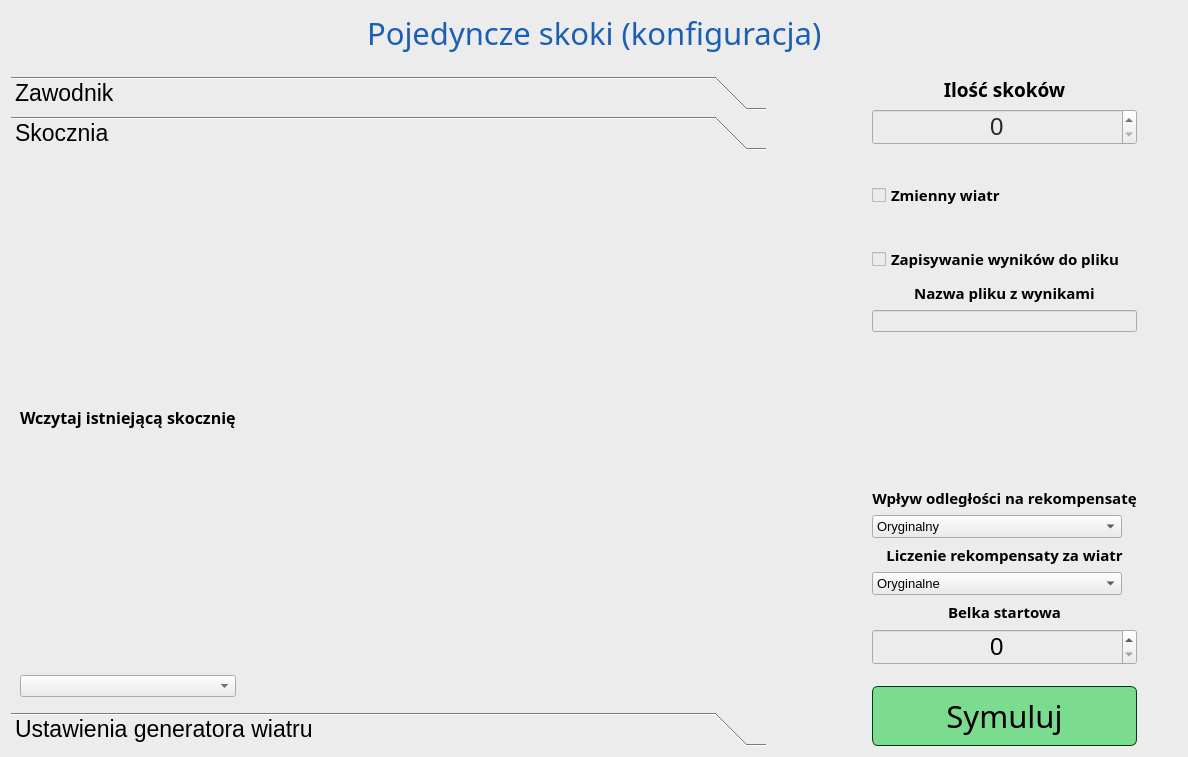
This is UI/SingleJumps/SingleJumpsConfigWindow.ui in SiekamCebule/sj-sim as Qt 5 draws it before an edit. The edited form follows.
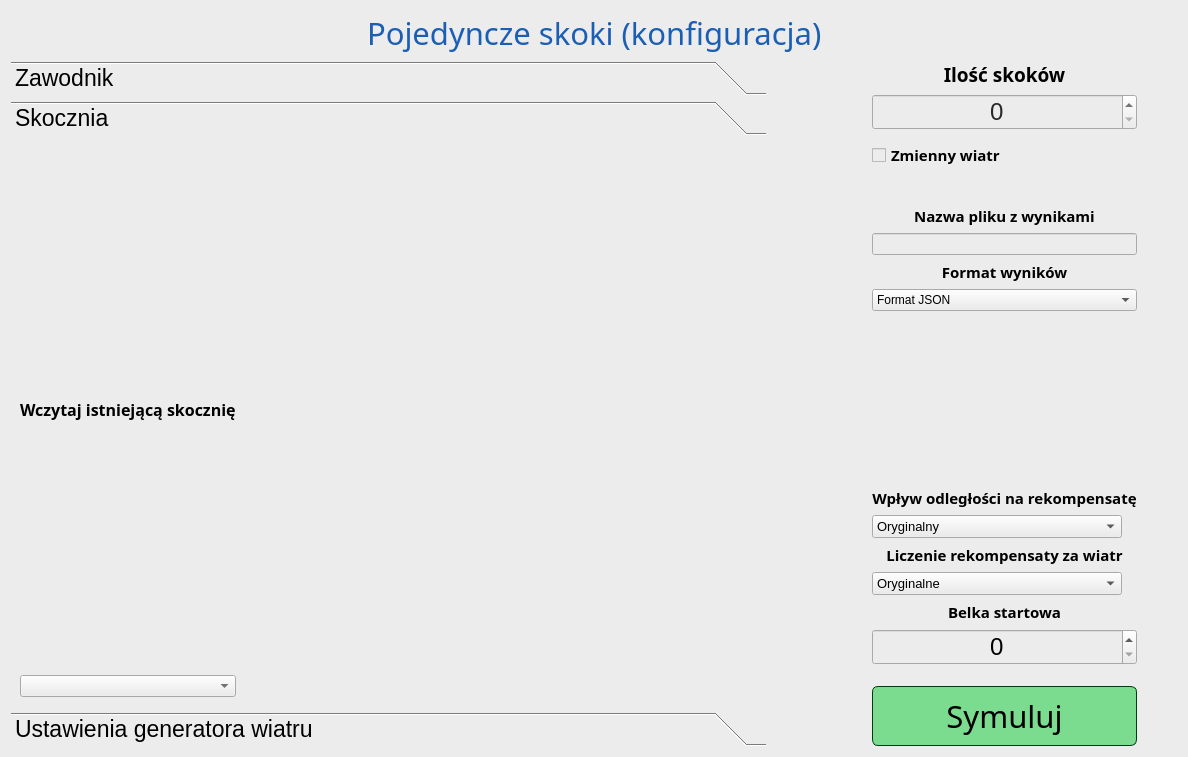
This is the edited form. The open tabs and pages were chosen to show the change.

Commit message: Zapisywanie wyników pojedynczych skoków do pliku (W formacie JSON)

The edit to the form file:
```diff
--- a/UI/SingleJumps/SingleJumpsConfigWindow.ui
+++ b/UI/SingleJumps/SingleJumpsConfigWindow.ui
@@ -31,7 +31,7 @@
   <property name="styleSheet">
    <string notr="true">background-color: rgb(236, 236, 236);</string>
   </property>
-  <layout class="QVBoxLayout" name="verticalLayout_8">
+  <layout class="QVBoxLayout" name="verticalLayout_9">
    <item>
     <layout class="QHBoxLayout" name="horizontalLayout_title">
      <item>
@@ -81,22 +81,6 @@
      </item>
     </layout>
    </item>
-   <item>
-    <spacer name="verticalSpacer">
-     <property name="orientation">
-      <enum>Qt::Vertical</enum>
-     </property>
-     <property name="sizeType">
-      <enum>QSizePolicy::Maximum</enum>
-     </property>
-     <property name="sizeHint" stdset="0">
-      <size>
-       <width>20</width>
-       <height>15</height>
-      </size>
-     </property>
-    </spacer>
-   </item>
    <item>
     <layout class="QHBoxLayout" name="horizontalLayout_underTitle">
      <item>
@@ -183,8 +167,8 @@
          <rect>
           <x>0</x>
           <y>0</y>
-          <width>752</width>
-          <height>549</height>
+          <width>295</width>
+          <height>617</height>
          </rect>
         </property>
         <attribute name="label">
@@ -346,7 +330,7 @@
          <property name="sizeHint" stdset="0">
           <size>
            <width>20</width>
-           <height>30</height>
+           <height>5</height>
           </size>
          </property>
         </spacer>
@@ -403,45 +387,6 @@
          </property>
         </spacer>
        </item>
-       <item>
-        <widget class="QCheckBox" name="checkBox_saveResultsFile">
-         <property name="sizePolicy">
-          <sizepolicy hsizetype="Minimum" vsizetype="Minimum">
-           <horstretch>0</horstretch>
-           <verstretch>0</verstretch>
-          </sizepolicy>
-         </property>
-         <property name="font">
-          <font>
-           <family>Quicksand Medium</family>
-           <pointsize>11</pointsize>
-           <bold>true</bold>
-          </font>
-         </property>
-         <property name="styleSheet">
-          <string notr="true">color: black;</string>
-         </property>
-         <property name="text">
-          <string>Zapisywanie wyników do pliku</string>
-         </property>
-        </widget>
-       </item>
-       <item>
-        <spacer name="verticalSpacer_5">
-         <property name="orientation">
-          <enum>Qt::Vertical</enum>
-         </property>
-         <property name="sizeType">
-          <enum>QSizePolicy::Maximum</enum>
-         </property>
-         <property name="sizeHint" stdset="0">
-          <size>
-           <width>20</width>
-           <height>3</height>
-          </size>
-         </property>
-        </spacer>
-       </item>
        <item>
         <layout class="QVBoxLayout" name="verticalLayout">
          <item>
@@ -479,7 +424,10 @@
             </sizepolicy>
            </property>
            <property name="styleSheet">
-            <string notr="true">color: black;</string>
+            <string notr="true">QLineEdit{color: black;
+}
+QLineEdit::placeholder{color: rgb(135, 135, 135);
+}</string>
            </property>
            <property name="maxLength">
             <number>50</number>
@@ -494,6 +442,53 @@
          </item>
         </layout>
        </item>
+       <item>
+        <layout class="QVBoxLayout" name="verticalLayout_8">
+         <item>
+          <widget class="QLabel" name="label_resultsFileName_2">
+           <property name="sizePolicy">
+            <sizepolicy hsizetype="Minimum" vsizetype="Minimum">
+             <horstretch>0</horstretch>
+             <verstretch>0</verstretch>
+            </sizepolicy>
+           </property>
+           <property name="font">
+            <font>
+             <family>Quicksand Medium</family>
+             <pointsize>11</pointsize>
+             <bold>true</bold>
+            </font>
+           </property>
+           <property name="styleSheet">
+            <string notr="true">color: black;</string>
+           </property>
+           <property name="text">
+            <string>Format wyników</string>
+           </property>
+           <property name="alignment">
+            <set>Qt::AlignCenter</set>
+           </property>
+          </widget>
+         </item>
+         <item>
+          <widget class="QComboBox" name="comboBox_fileFormat">
+           <property name="styleSheet">
+            <string notr="true">color: black;</string>
+           </property>
+           <item>
+            <property name="text">
+             <string>Format JSON</string>
+            </property>
+           </item>
+           <item>
+            <property name="text">
+             <string>Format CSV</string>
+            </property>
+           </item>
+          </widget>
+         </item>
+        </layout>
+       </item>
        <item>
         <spacer name="verticalSpacer_6">
          <property name="orientation">
```
Left out of the diff: 6 changed lines with no effect on the pictures. The commit also changes 19 other files.
